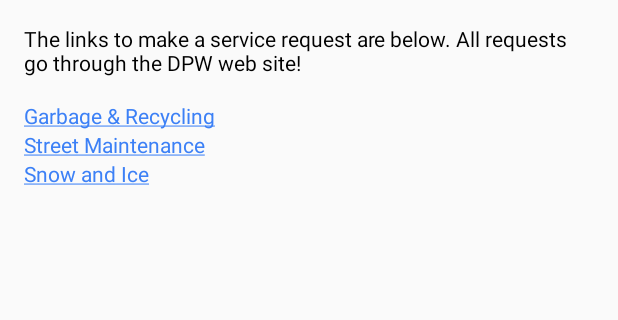
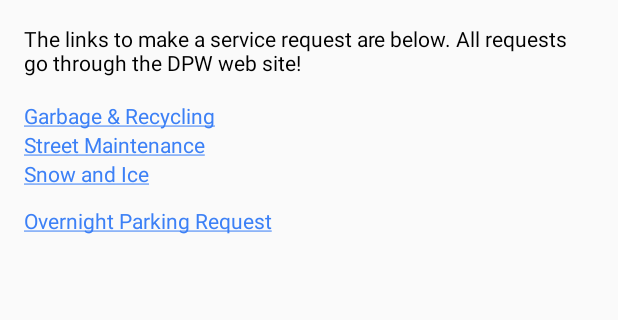
Before and after one commit to JCapriotti/MilwaukeeDPW, an Android app: the RequestServiceActivity screen opened directly, with no data from a screen before it, on a phone screen of 412 x 824 dp, the part 209-529 px from its top. Run offline under Robolectric (Android 15) with nearby library versions, the light colour scheme and no system bars.

Commit message:
Finished new functions

```diff
--- a/app/build.gradle
+++ b/app/build.gradle
@@ -8,8 +8,8 @@ android {
         applicationId "com.jcap.milwaukeedpw"
         minSdkVersion 16
         targetSdkVersion 24
-        versionCode 8
-        versionName "0.0.8"
+        versionCode 9
+        versionName "1.0.0"
     }
     buildTypes {
         release {
--- a/app/src/main/java/com/jcap/milwaukeedpw/RequestServiceActivity.java
+++ b/app/src/main/java/com/jcap/milwaukeedpw/RequestServiceActivity.java
@@ -5,6 +5,9 @@ import android.support.v7.app.AppCompatActivity;
 import android.os.Bundle;
 import android.text.method.LinkMovementMethod;
 import android.widget.TextView;
+
+import java.util.ArrayList;
+import java.util.List;
 
 public class RequestServiceActivity extends AppCompatActivity {
 
@@ -14,13 +17,13 @@ public class RequestServiceActivity extends AppCompatActivity {
         setContentView(R.layout.activity_request_service);
         setupActionBar();
 
-        TextView text_garbage = (TextView)findViewById(R.id.request_garbage);
-        TextView text_street = (TextView)findViewById(R.id.request_street);
-        TextView text_snow = (TextView)findViewById(R.id.request_snow);
+        int[] links = {R.id.request_garbage, R.id.request_street, R.id.request_snow,
+                R.id.request_parking};
 
-        text_garbage.setMovementMethod(LinkMovementMethod.getInstance());
-        text_street.setMovementMethod(LinkMovementMethod.getInstance());
-        text_snow.setMovementMethod(LinkMovementMethod.getInstance());
+        for (int link: links) {
+            TextView textView = (TextView)findViewById(link);
+            textView.setMovementMethod(LinkMovementMethod.getInstance());
+        }
     }
 
     private void setupActionBar() {
--- a/app/src/main/res/layout/activity_request_service.xml
+++ b/app/src/main/res/layout/activity_request_service.xml
@@ -51,5 +51,15 @@
         android:id="@+id/request_snow"
         android:layout_below="@+id/request_street">
     </TextView>
+    <TextView
+        android:layout_width="match_parent"
+        android:layout_height="wrap_content"
+        android:textColor="#000000"
+        android:text="@string/request_parking"
+        android:id="@+id/request_parking"
+        android:layout_below="@+id/request_snow"
+        android:paddingTop="12dp">
+    </TextView>
+
 
 </RelativeLayout>
```
Also changed, not shown: app/src/main/java/com/jcap/milwaukeedpw/MainActivity.java (+9 -1 lines), app/src/main/res/values/strings.xml (+5 -2 lines).
